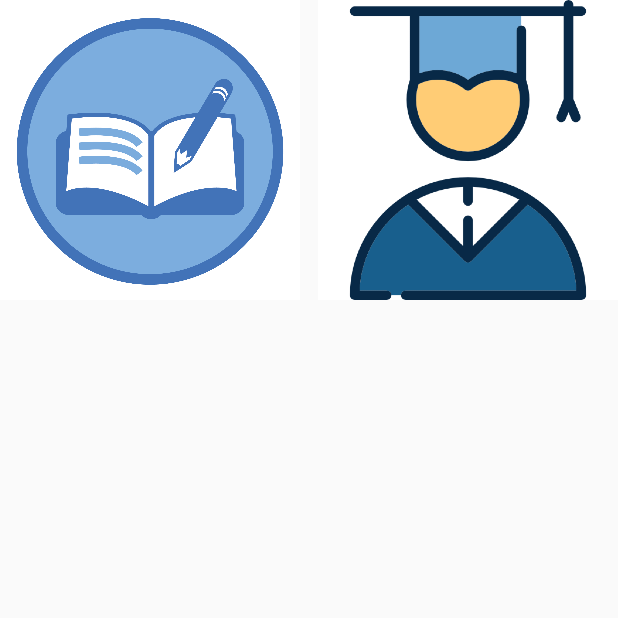
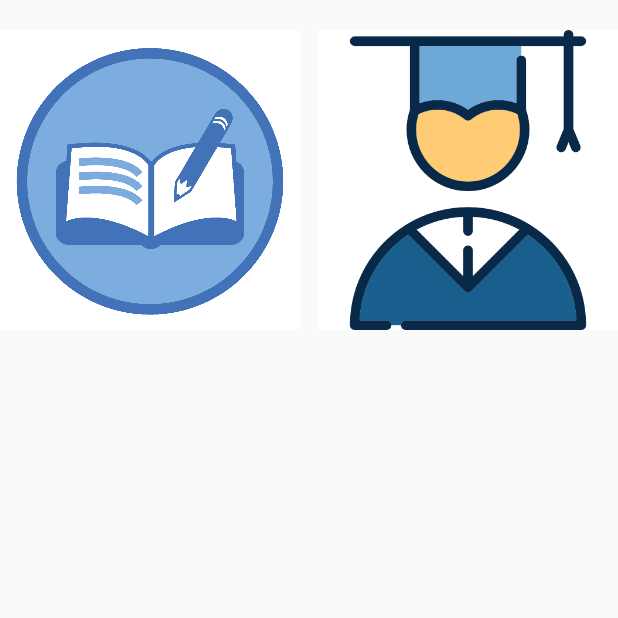
Before and after one commit to barwal7/AttendanceCompanion, an Android app: the screen it shows after launch (HomeActivity), on a phone screen of 412 x 824 dp, the top half of it. Run offline under Robolectric (Android 15) with nearby library versions, the phone set to English and light mode, and no system bars.

Commit message:
Added More Stuff.

```diff
--- a/app/src/main/res/layout/activity_home.xml
+++ b/app/src/main/res/layout/activity_home.xml
@@ -4,7 +4,8 @@
     android:layout_width="match_parent"
     android:layout_height="match_parent"
     tools:context=".HomeActivity"
-    android:columnCount="2">
+    android:columnCount="2"
+    android:paddingTop="20dp">
 
     <ImageButton
         android:id="@+id/subjectButton"
```
Also changed, not shown: app/src/main/res/drawable-xxhdpi/student.png (renamed from app/src/main/res/drawable/student.png), app/src/main/res/drawable-xxhdpi/subject.png (renamed from app/src/main/res/drawable/subject.png).
